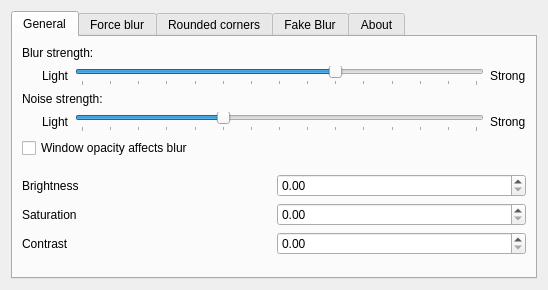
First picture: the form in src/kcm/blur_config.ui, repository taj-ny/kwin-effects-forceblur, before the edit.
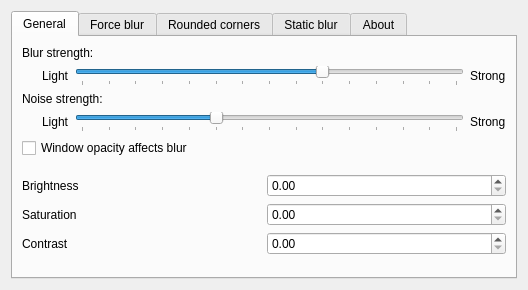
Second picture: the form after the edit.

Commit message: rename fake blur to static blur

```diff
--- a/src/kcm/blur_config.ui
+++ b/src/kcm/blur_config.ui
@@ -467,14 +467,14 @@
      </widget>
      <widget class="QWidget">
       <attribute name="title">
-       <string>Fake Blur</string>
+       <string>Static blur</string>
       </attribute>
       <layout class="QVBoxLayout">
        <item>
         <widget class="QLabel">
          <property name="text">
-          <string>When enabled, the blur texture will be cached and reused, resulting in much lower GPU usage.
-Works best with tiling.</string>
+          <string>When enabled, a cached texture will be painted behind windows instead of actually blurring
+the background, resulting in much lower GPU usage.</string>
          </property>
         </widget>
        </item>
```
Left out of the diff: 2 changed lines with no effect on the pictures. The commit also changes 6 other files.
